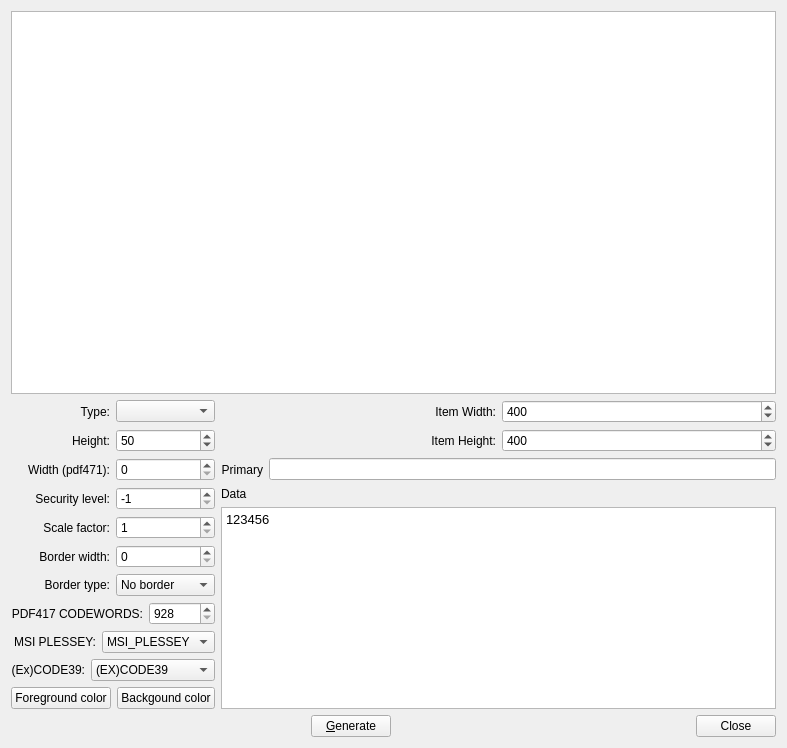
This is frontend_qt4/mainWindow.ui in zint/zint-gpl-only as Qt 5 draws it before an edit. The edited form follows.
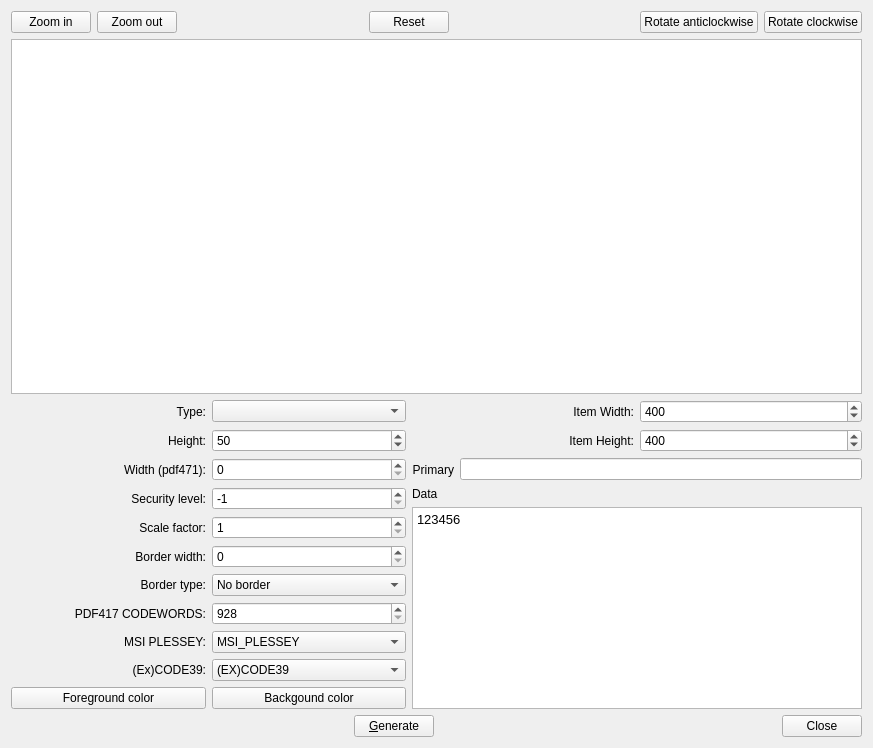
This is the edited form.

Commit message: added zoom in/out and rotate

The edit to the form file:
```diff
--- a/frontend_qt4/mainWindow.ui
+++ b/frontend_qt4/mainWindow.ui
@@ -5,7 +5,7 @@
    <rect>
     <x>0</x>
     <y>0</y>
-    <width>787</width>
+    <width>873</width>
     <height>748</height>
    </rect>
   </property>
@@ -13,10 +13,101 @@
    <string>Zint Qt fontend</string>
   </property>
   <layout class="QGridLayout" name="gridLayout" >
-   <item row="0" column="0" colspan="2" >
+   <item row="0" column="0" >
+    <widget class="QPushButton" name="zoomIn" >
+     <property name="toolTip" >
+      <string>Ctrl++</string>
+     </property>
+     <property name="text" >
+      <string>Zoom in</string>
+     </property>
+     <property name="shortcut" >
+      <string>Ctrl++</string>
+     </property>
+    </widget>
+   </item>
+   <item row="0" column="1" >
+    <widget class="QPushButton" name="zoomOut" >
+     <property name="toolTip" >
+      <string>Ctrl+-</string>
+     </property>
+     <property name="text" >
+      <string>Zoom out</string>
+     </property>
+     <property name="shortcut" >
+      <string>Ctrl+-</string>
+     </property>
+    </widget>
+   </item>
+   <item row="0" column="2" >
+    <spacer name="horizontalSpacer_4" >
+     <property name="orientation" >
+      <enum>Qt::Horizontal</enum>
+     </property>
+     <property name="sizeHint" stdset="0" >
+      <size>
+       <width>85</width>
+       <height>20</height>
+      </size>
+     </property>
+    </spacer>
+   </item>
+   <item row="0" column="3" colspan="2" >
+    <widget class="QPushButton" name="reset" >
+     <property name="toolTip" >
+      <string>Ctrl+0</string>
+     </property>
+     <property name="text" >
+      <string>Reset</string>
+     </property>
+     <property name="shortcut" >
+      <string>Ctrl+0</string>
+     </property>
+    </widget>
+   </item>
+   <item row="0" column="5" >
+    <spacer name="horizontalSpacer_3" >
+     <property name="orientation" >
+      <enum>Qt::Horizontal</enum>
+     </property>
+     <property name="sizeHint" stdset="0" >
+      <size>
+       <width>76</width>
+       <height>20</height>
+      </size>
+     </property>
+    </spacer>
+   </item>
+   <item row="0" column="6" >
+    <widget class="QPushButton" name="rotateAc" >
+     <property name="toolTip" >
+      <string>Ctrl+Left</string>
+     </property>
+     <property name="text" >
+      <string>Rotate anticlockwise</string>
+     </property>
+     <property name="shortcut" >
+      <string>Ctrl+Left</string>
+     </property>
+    </widget>
+   </item>
+   <item row="0" column="7" >
+    <widget class="QPushButton" name="rotateC" >
+     <property name="toolTip" >
+      <string>Ctrl+Right</string>
+     </property>
+     <property name="text" >
+      <string>Rotate clockwise</string>
+     </property>
+     <property name="shortcut" >
+      <string>Ctrl+Right</string>
+     </property>
+    </widget>
+   </item>
+   <item row="1" column="0" colspan="8" >
     <widget class="QGraphicsView" name="view" />
    </item>
-   <item row="1" column="0" >
+   <item row="2" column="0" colspan="4" >
     <layout class="QHBoxLayout" name="horizontalLayout_2" >
      <item>
       <widget class="QLabel" name="label" >
@@ -33,7 +124,7 @@
      </item>
     </layout>
    </item>
-   <item row="1" column="1" >
+   <item row="2" column="4" colspan="4" >
     <layout class="QHBoxLayout" name="horizontalLayout_12" >
      <item>
       <widget class="QLabel" name="label_11" >
@@ -63,7 +154,7 @@
      </item>
     </layout>
    </item>
-   <item row="2" column="0" >
+   <item row="3" column="0" colspan="4" >
     <layout class="QHBoxLayout" name="horizontalLayout_3" >
      <item>
       <widget class="QLabel" name="label_3" >
@@ -87,7 +178,7 @@
      </item>
     </layout>
    </item>
-   <item row="2" column="1" >
+   <item row="3" column="4" colspan="4" >
     <layout class="QHBoxLayout" name="horizontalLayout_13" >
      <item>
       <widget class="QLabel" name="label_12" >
@@ -117,7 +208,7 @@
      </item>
     </layout>
    </item>
-   <item row="3" column="0" >
+   <item row="4" column="0" colspan="4" >
     <layout class="QHBoxLayout" name="horizontalLayout_5" >
      <item>
       <widget class="QLabel" name="label_5" >
@@ -141,7 +232,7 @@
      </item>
     </layout>
    </item>
-   <item row="3" column="1" >
+   <item row="4" column="4" colspan="4" >
     <layout class="QHBoxLayout" name="horizontalLayout_4" >
      <item>
       <widget class="QLabel" name="label_4" >
@@ -158,7 +249,7 @@
      </item>
     </layout>
    </item>
-   <item row="4" column="0" >
+   <item row="5" column="0" colspan="4" >
     <layout class="QHBoxLayout" name="horizontalLayout_6" >
      <item>
       <widget class="QLabel" name="label_6" >
@@ -185,7 +276,7 @@
      </item>
     </layout>
    </item>
-   <item rowspan="8" row="4" column="1" >
+   <item rowspan="8" row="5" column="4" colspan="4" >
     <layout class="QVBoxLayout" name="verticalLayout" >
      <item>
       <widget class="QLabel" name="label_2" >
@@ -210,7 +301,7 @@
      </item>
     </layout>
    </item>
-   <item row="5" column="0" >
+   <item row="6" column="0" colspan="4" >
     <layout class="QHBoxLayout" name="horizontalLayout_7" >
      <item>
       <widget class="QLabel" name="label_7" >
@@ -237,7 +328,7 @@
      </item>
     </layout>
    </item>
-   <item row="6" column="0" >
+   <item row="7" column="0" colspan="4" >
     <layout class="QHBoxLayout" name="horizontalLayout_8" >
      <item>
       <widget class="QLabel" name="label_8" >
@@ -264,7 +355,7 @@
      </item>
     </layout>
    </item>
-   <item row="7" column="0" >
+   <item row="8" column="0" colspan="4" >
     <layout class="QHBoxLayout" name="horizontalLayout_10" >
      <item>
       <widget class="QLabel" name="label_9" >
@@ -297,7 +388,7 @@
      </item>
     </layout>
    </item>
-   <item row="8" column="0" >
+   <item row="9" column="0" colspan="4" >
     <layout class="QHBoxLayout" name="horizontalLayout_11" >
      <item>
       <widget class="QLabel" name="label_10" >
@@ -324,7 +415,7 @@
      </item>
     </layout>
    </item>
-   <item row="9" column="0" >
+   <item row="10" column="0" colspan="4" >
     <layout class="QHBoxLayout" name="horizontalLayout_14" >
      <item>
       <widget class="QLabel" name="label_13" >
@@ -367,7 +458,7 @@
      </item>
     </layout>
    </item>
-   <item row="10" column="0" >
+   <item row="11" column="0" colspan="4" >
     <layout class="QHBoxLayout" name="horizontalLayout_15" >
      <item>
       <widget class="QLabel" name="label_14" >
@@ -395,7 +486,7 @@
      </item>
     </layout>
    </item>
-   <item row="11" column="0" >
+   <item row="12" column="0" colspan="4" >
     <layout class="QHBoxLayout" name="horizontalLayout_9" >
      <item>
       <widget class="QPushButton" name="fgcolor" >
@@ -413,7 +504,7 @@
      </item>
     </layout>
    </item>
-   <item row="12" column="0" colspan="2" >
+   <item row="13" column="0" colspan="8" >
     <layout class="QHBoxLayout" name="horizontalLayout" >
      <item>
       <spacer name="horizontalSpacer" >
```
The commit also changes 2 other files.
